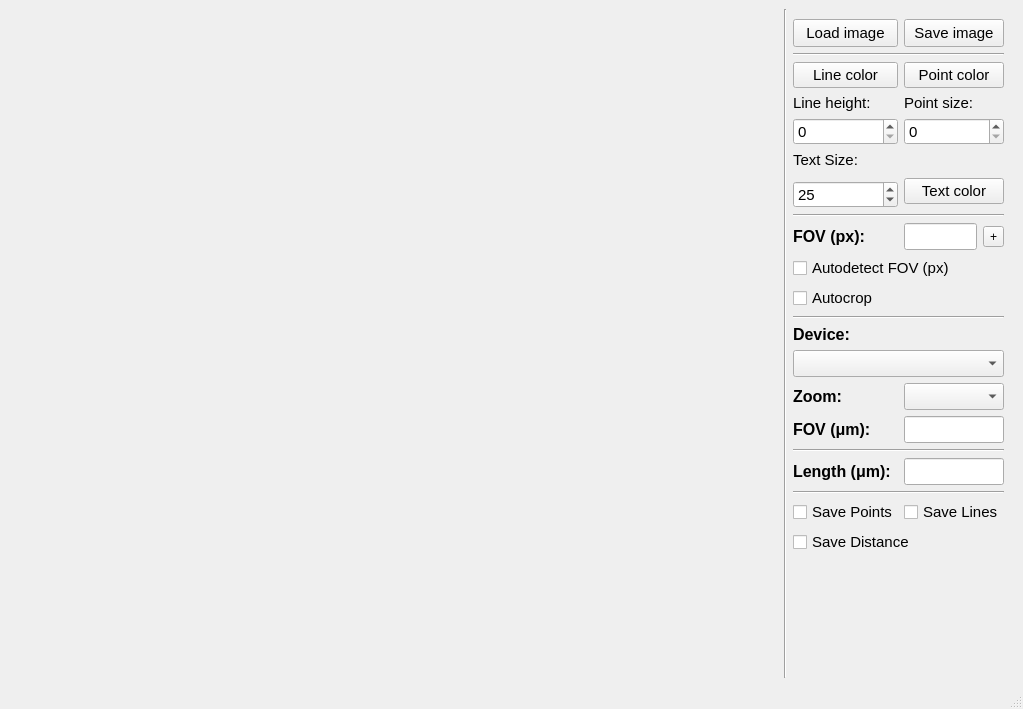
dmcooller/infuzoria, file src/ui/design.ui: the form before one commit.
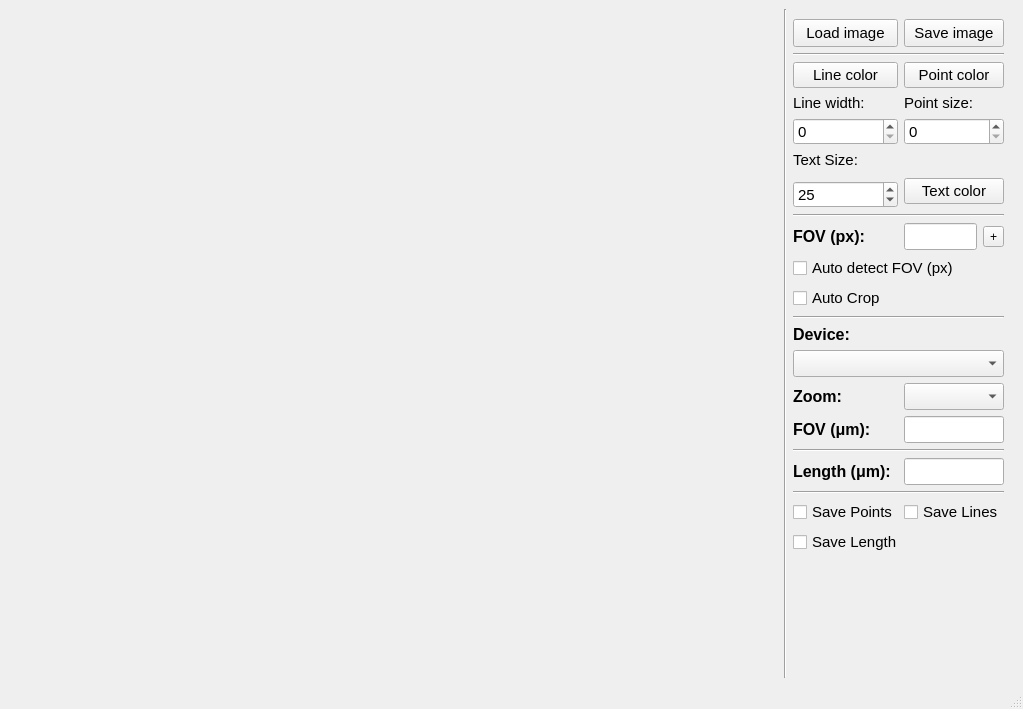
The form after the commit.

Diff of the .ui file:
```diff
--- a/src/ui/design.ui
+++ b/src/ui/design.ui
@@ -298,7 +298,7 @@
            </font>
           </property>
           <property name="text">
-           <string>Autodetect FOV (px)</string>
+           <string>Auto detect FOV (px)</string>
           </property>
          </widget>
         </item>
@@ -319,7 +319,7 @@
            </font>
           </property>
           <property name="text">
-           <string>Save Distance</string>
+           <string>Save Length</string>
           </property>
          </widget>
         </item>
@@ -525,7 +525,7 @@
            </font>
           </property>
           <property name="text">
-           <string>Line height:</string>
+           <string>Line width:</string>
           </property>
          </widget>
         </item>
@@ -584,7 +584,7 @@
            </font>
           </property>
           <property name="text">
-           <string>Autocrop</string>
+           <string>Auto Crop</string>
           </property>
          </widget>
         </item>
```
Left out of the diff: 26 changed lines with no effect on the pictures.
